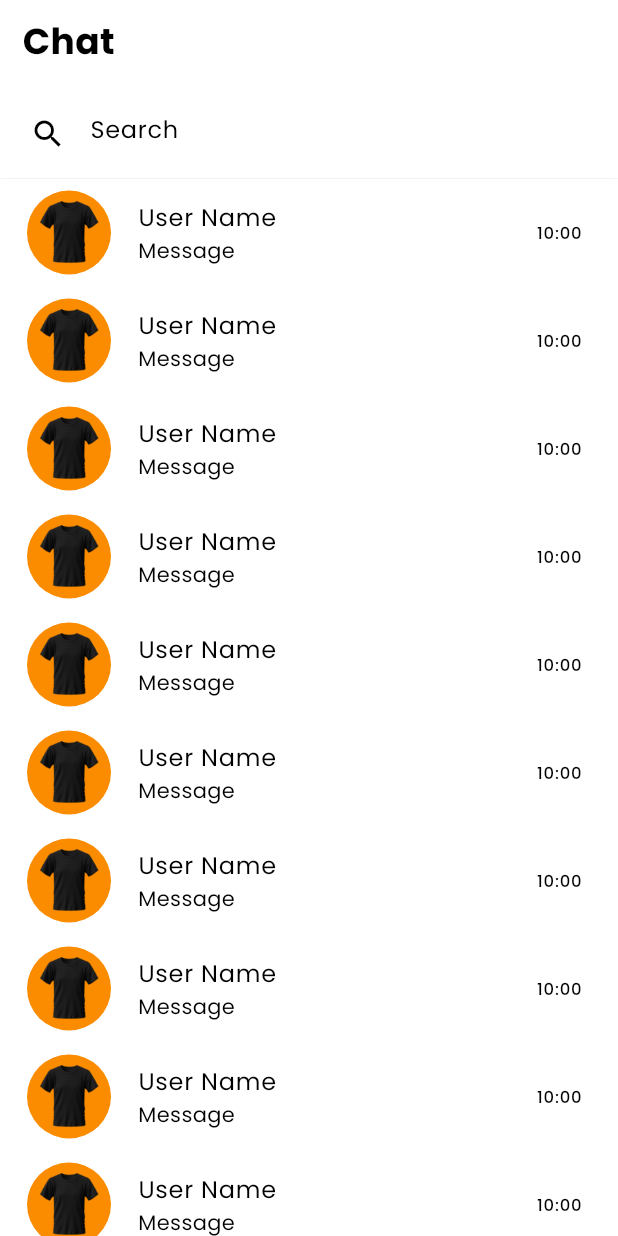
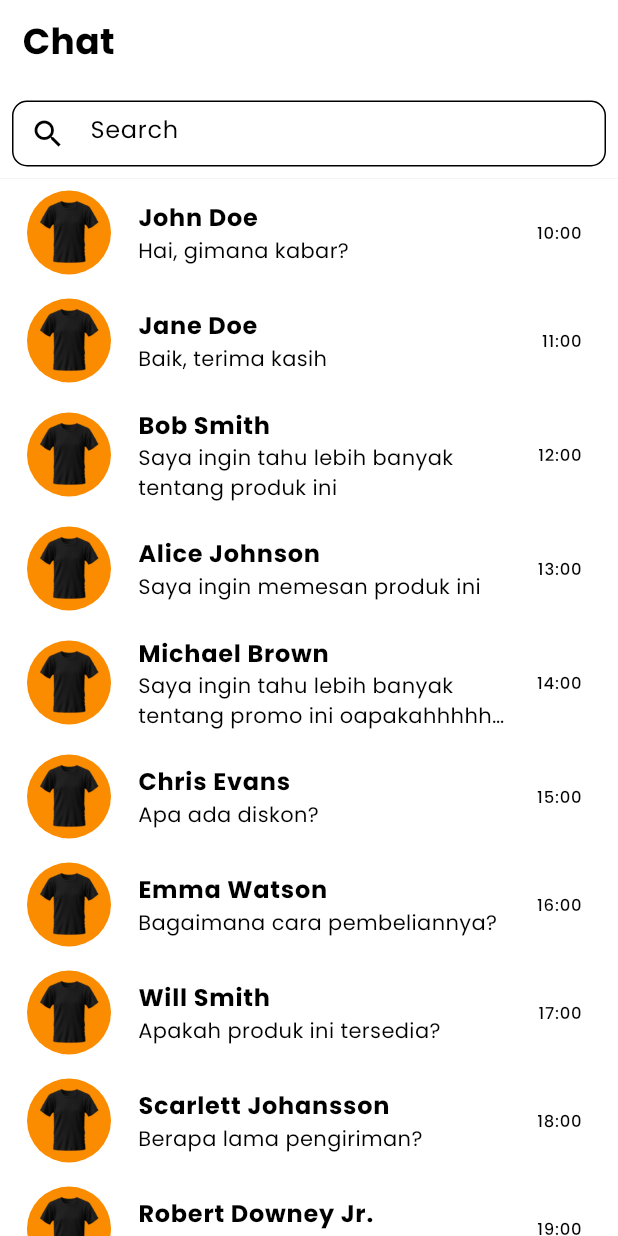
Before and after one commit to yahyapoernama/Ein-Ecommerce, a Flutter app: the ChatPage screen opened directly, on a phone screen of 412 x 824 dp. Run offline on Flutter 3.47's test engine with Material 3 defaults, Android fonts, the phone set to English and light mode, and no system bars; our stand-ins replace connectivity, dio, equatable, flutter_bloc, flutter_dotenv, hive_flutter and 3 more; accounts and stored records are empty.

Commit message:
style: Implement chat functionality with search feature and dynamic chat list

```diff
--- a/lib/screens/chat_screen.dart
+++ b/lib/screens/chat_screen.dart
@@ -7,9 +7,54 @@ class ChatPage extends StatefulWidget {
   State<ChatPage> createState() => _ChatPageState();
 }
 
+class Chat {
+  final String name;
+  final String message;
+  final String time;
+
+  Chat({required this.name, required this.message, required this.time});
+}
+
 class _ChatPageState extends State<ChatPage> with AutomaticKeepAliveClientMixin {
   @override
   bool get wantKeepAlive => true;
+
+  final TextEditingController _searchController = TextEditingController();
+  List<Chat> _chats = [];
+  List<Chat> _filteredChats = [];
+
+  @override
+  void initState() {
+    super.initState();
+    _loadChats();
+  }
+
+  void _loadChats() async {
+    _chats = [
+      Chat(name: 'John Doe', message: 'Hai, gimana kabar?', time: '10:00'),
+      Chat(name: 'Jane Doe', message: 'Baik, terima kasih', time: '11:00'),
+      Chat(name: 'Bob Smith', message: 'Saya ingin tahu lebih banyak tentang produk ini', time: '12:00'),
+      Chat(name: 'Alice Johnson', message: 'Saya ingin memesan produk ini', time: '13:00'),
+      Chat(name: 'Michael Brown', message: 'Saya ingin tahu lebih banyak tentang promo ini oapakahhhhhhhhhhhhhhhhhhhh', time: '14:00'),
+      Chat(name: 'Chris Evans', message: 'Apa ada diskon?', time: '15:00'),
+      Chat(name: 'Emma Watson', message: 'Bagaimana cara pembeliannya?', time: '16:00'),
+      Chat(name: 'Will Smith', message: 'Apakah produk ini tersedia?', time: '17:00'),
+      Chat(name: 'Scarlett Johansson', message: 'Berapa lama pengiriman?', time: '18:00'),
+      Chat(name: 'Robert Downey Jr.', message: 'Apa metode pembayaran?', time: '19:00'),
+    ];
+    setState(() {
+      _filteredChats = _chats;
+    });
+  }
+
+  void _searchChats(String query) {
+    final filteredChats = _chats.where((chat) {
+      return chat.name.toLowerCase().contains(query.toLowerCase());
+    }).toList();
+    setState(() {
+      _filteredChats = filteredChats;
+    });
+  }
 
   @override
   Widget build(BuildContext context) {
@@ -21,6 +66,7 @@ class _ChatPageState extends State<ChatPage> with AutomaticKeepAliveClientMixin
       child: Scaffold(
         backgroundColor: Colors.white,
         body: CustomScrollView(
+          physics: const ClampingScrollPhysics(),
           slivers: [
             SliverList(
               delegate: SliverChildListDelegate(
@@ -61,7 +107,14 @@ class _ChatPageState extends State<ChatPage> with AutomaticKeepAliveClientMixin
                     ],
                   ),
                   child: TextField(
+                    controller: _searchController,
                     decoration: InputDecoration(
+                      enabledBorder: OutlineInputBorder(
+                        borderRadius: BorderRadius.circular(10),
+                        borderSide: const BorderSide(
+                          color: Colors.black,
+                        ),
+                      ),
                       hintText: 'Search',
                       prefixIcon: const Icon(Icons.search),
                       border: OutlineInputBorder(
@@ -77,6 +130,12 @@ class _ChatPageState extends State<ChatPage> with AutomaticKeepAliveClientMixin
                         ),
                       ),
                     ),
+                    onSubmitted: (query) {
+                      _searchChats(query);
+                    },
+                    onTapOutside: (event) {
+                      _searchChats(_searchController.text);
+                    },
                   ),
                 ),
               ),
@@ -89,6 +148,7 @@ class _ChatPageState extends State<ChatPage> with AutomaticKeepAliveClientMixin
                   return ListTile(
                     leading: CircleAvatar(
                       radius: 30,
+                      backgroundColor: Colors.orange[600],
                       child: ClipOval(
                         child: Image.asset(
                           'assets/images/dashboard/shirt1.webp',
@@ -97,14 +157,22 @@ class _ChatPageState extends State<ChatPage> with AutomaticKeepAliveClientMixin
                           height: 50, // Atur tinggi gambar
                         ),
                       ),
-                      backgroundColor: Colors.orange[600],
                     ),
-                    title: const Text('User Name'),
-                    subtitle: const Text('Message'),
-                    trailing: const Text('10:00'),
+                    title: Text(
+                      _filteredChats[index].name,
+                      style: const TextStyle(
+                        fontWeight: FontWeight.bold,
+                      ),
+                    ),
+                    subtitle: Text(
+                      _filteredChats[index].message,
+                      maxLines: 2,
+                      overflow: TextOverflow.ellipsis,
+                    ),
+                    trailing: Text(_filteredChats[index].time),
                   );
                 },
-                childCount: 10, // Jumlah item dalam daftar
+                childCount: _filteredChats.length,
               ),
             ),
           ],
```
